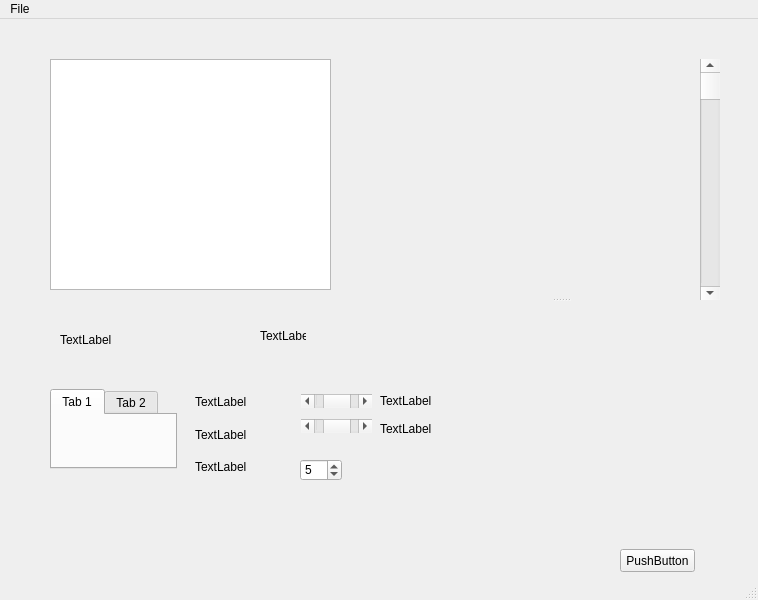
This is Qt/RegionGrowing/src/viewer.ui in colddie/MICA as Qt 5 draws it before an edit. The edited form follows.
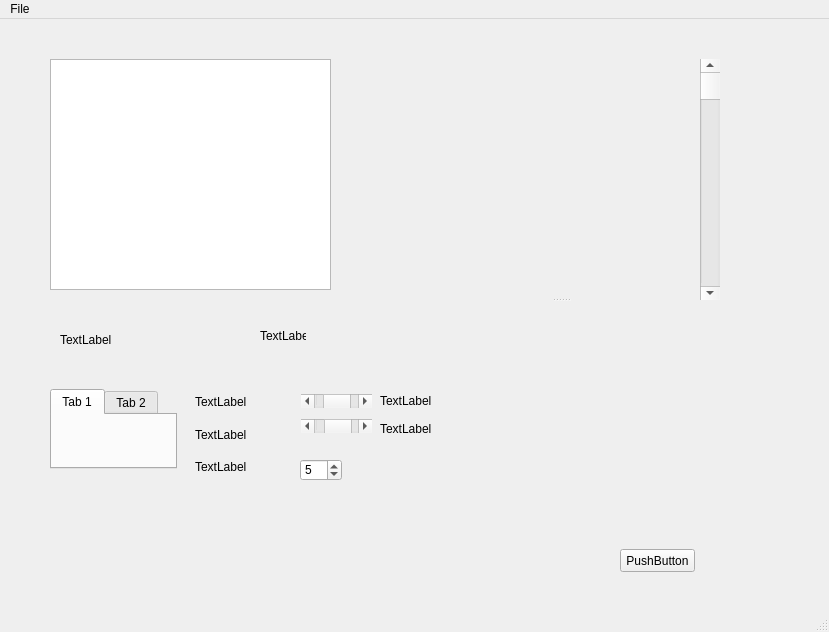
This is the edited form. Custom widgets are drawn as their Qt base class.

```diff
--- a/Qt/RegionGrowing/src/viewer.ui
+++ b/Qt/RegionGrowing/src/viewer.ui
@@ -6,8 +6,8 @@
    <rect>
     <x>0</x>
     <y>0</y>
-    <width>758</width>
-    <height>600</height>
+    <width>829</width>
+    <height>632</height>
    </rect>
   </property>
   <property name="windowTitle">
@@ -127,7 +127,7 @@
      <number>5</number>
     </property>
    </widget>
-   <widget class="QWidget" name="">
+   <widget class="QWidget" name="layoutWidget">
     <property name="geometry">
      <rect>
       <x>195</x>
@@ -160,7 +160,7 @@
      </item>
     </layout>
    </widget>
-   <widget class="QWidget" name="">
+   <widget class="QWidget" name="layoutWidget">
     <property name="geometry">
      <rect>
       <x>380</x>
@@ -186,7 +186,7 @@
      </item>
     </layout>
    </widget>
-   <widget class="QWidget" name="">
+   <widget class="QWidget" name="layoutWidget">
     <property name="geometry">
      <rect>
       <x>301</x>
@@ -221,13 +221,16 @@
         <number>1</number>
        </property>
        <property name="maximum">
-        <number>5</number>
+        <number>50</number>
+       </property>
+       <property name="singleStep">
+        <number>1</number>
        </property>
        <property name="pageStep">
-        <number>2</number>
+        <number>10</number>
        </property>
        <property name="value">
-        <number>3</number>
+        <number>30</number>
        </property>
        <property name="orientation">
         <enum>Qt::Horizontal</enum>
@@ -242,7 +245,7 @@
     <rect>
      <x>0</x>
      <y>0</y>
-     <width>758</width>
+     <width>829</width>
      <height>21</height>
     </rect>
    </property>
```
